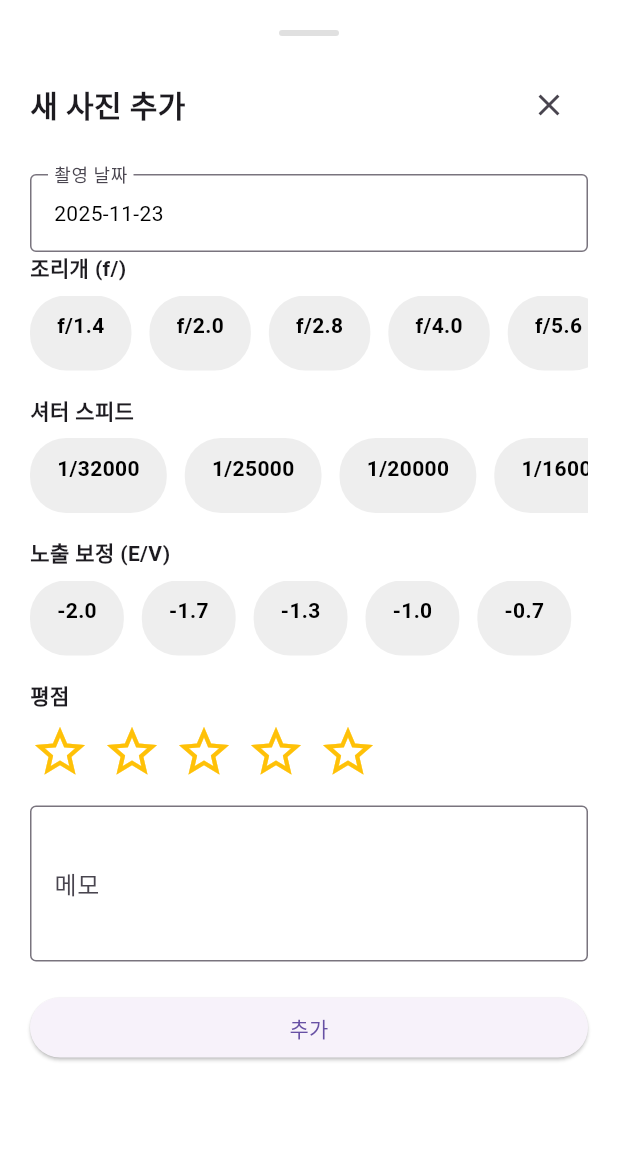
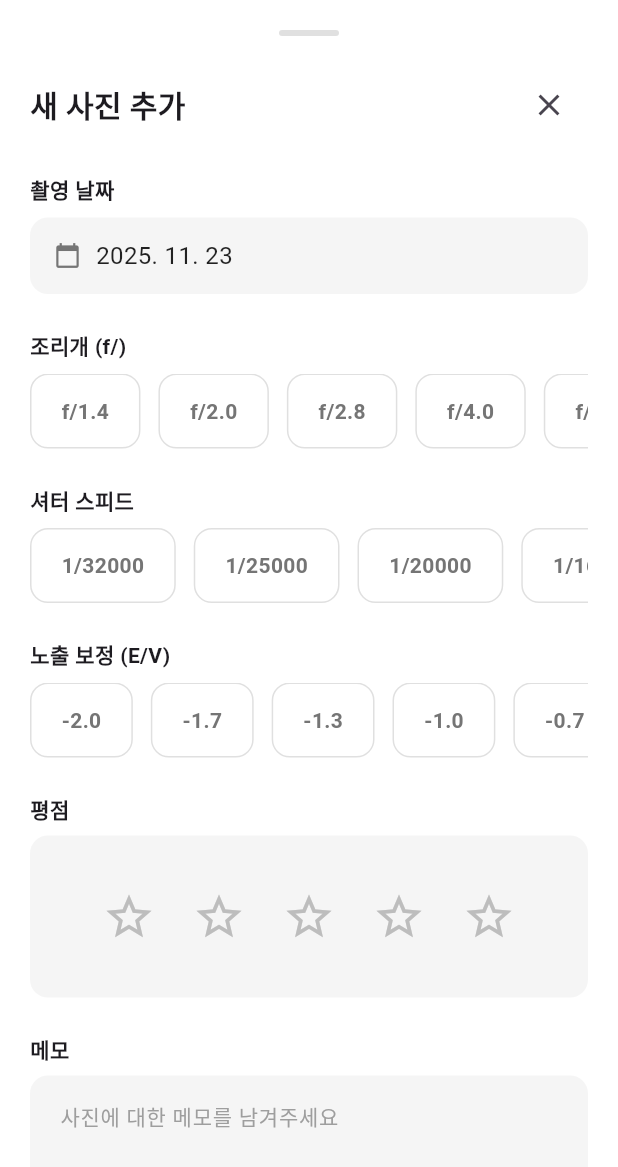
Before and after one commit to Deepbluewarn/record_of_life, a Flutter app: the AddShotBottomSheet widget shown alone on an empty page, opened directly with empty values, on a phone screen of 412 x 824 dp. Shown: the top 1167 px of the screen. Run offline on Flutter 3.47's test engine with Material 3 defaults, Android fonts, the phone set to English and light mode, and no system bars; our stand-ins replace flutter_riverpod.

Commit message:
feat: 사진 상세 페이지 추가 및 사진 수정 기능 구현

```diff
--- a/lib/features/roll/presentation/providers/shot_provider.dart
+++ b/lib/features/roll/presentation/providers/shot_provider.dart
@@ -47,6 +47,12 @@ class ShotNotifier extends AsyncNotifier<ShotState> {
   Future<void> updateShot(Shot shot) async {
     final shotsRepository = ref.read(shotRepositoryProvider);
     await shotsRepository.updateShot(shot);
+
+    state.whenData((currentState) {
+      final shots = currentState.shots.where((s) => s.id != shot.id);
+      final updatedShots = [...shots, shot];
+      state = AsyncValue.data(ShotState(shots: updatedShots));
+    });
   }
 }
 
--- a/lib/shared/widgets/bottom_sheets/add_shot_bottom_sheet.dart
+++ b/lib/shared/widgets/bottom_sheets/add_shot_bottom_sheet.dart
@@ -1,12 +1,8 @@
 import 'package:flutter/material.dart';
-import 'package:flutter/services.dart';
 import 'package:flutter_riverpod/flutter_riverpod.dart';
-import 'package:record_of_life/domain/enums/aperture.dart';
-import 'package:record_of_life/domain/enums/exposure_comp.dart';
-import 'package:record_of_life/domain/enums/shutter_speed.dart';
 import 'package:record_of_life/features/roll/presentation/providers/forms/new_shot_form_provider.dart';
 import 'package:record_of_life/features/roll/presentation/providers/shot_provider.dart';
-import 'package:record_of_life/shared/widgets/horizontal_selector.dart';
+import 'package:record_of_life/shared/widgets/forms/shot_form.dart';
 
 class AddShotBottomSheet extends ConsumerWidget {
   final String rollId;
@@ -15,7 +11,7 @@ class AddShotBottomSheet extends ConsumerWidget {
 
   @override
   Widget build(BuildContext context, WidgetRef ref) {
-    final shotFormProvider = ref.watch(newShotFormProvider);
+    final shotFormProvider = ref.watch(newShotFormProvider(null));
     return GestureDetector(
       onTap: () {
         FocusScope.of(context).unfocus();
@@ -66,136 +62,36 @@ class AddShotBottomSheet extends ConsumerWidget {
 
                 SizedBox(height: 20),
 
-                // 날짜 선택
-                InkWell(
-                  onTap: () async {
-                    final picked = await showDatePicker(
-                      context: context,
-                      initialDate: shotFormProvider.date ?? DateTime.now(),
-                      firstDate: DateTime(2000),
-                      lastDate: DateTime(2100),
-                    );
-                    if (picked != null) {
-                      ref.read(newShotFormProvider.notifier).setDate(picked);
-                    }
-                  },
-                  child: InputDecorator(
-                    decoration: InputDecoration(
-                      labelText: '촬영 날짜',
-                      border: OutlineInputBorder(),
-                    ),
-                    child: Text(
-                      shotFormProvider.date != null
-                          ? '${shotFormProvider.date!.year}-${shotFormProvider.date!.month.toString().padLeft(2, '0')}-${shotFormProvider.date!.day.toString().padLeft(2, '0')}'
-                          : '날짜를 선택하세요',
-                      style: TextStyle(
-                        color: shotFormProvider.date != null
-                            ? Colors.black
-                            : Colors.grey,
-                      ),
-                    ),
-                  ),
-                ),
-                // 조리개
-                HorizontalSelector<Aperture>(
-                  title: '조리개 (f/)',
-                  items: Aperture.values,
-                  selectedItem: shotFormProvider.aperture,
-                  labelBuilder: (aperture) => 'f/${aperture.value}',
-                  onSelected: (aperture) {
-                    ref
-                        .read(newShotFormProvider.notifier)
-                        .setAperture(aperture);
-                  },
-                ),
-                SizedBox(height: 16),
+                // 입력 폼
+                ShotForm(),
 
-                // 셔터 스피드
-                HorizontalSelector<ShutterSpeed>(
-                  title: '셔터 스피드',
-                  items: ShutterSpeed.values,
-                  selectedItem: shotFormProvider.shutterSpeed,
-                  labelBuilder: (shutterSpeed) => shutterSpeed.label,
-                  onSelected: (shutterSpeed) {
-                    ref
-                        .read(newShotFormProvider.notifier)
-                        .setShutterSpeed(shutterSpeed);
-                  },
-                ),
-                SizedBox(height: 16),
-
-                // 노출 보정
-                HorizontalSelector<ExposureComp>(
-                  title: '노출 보정 (E/V)',
-                  items: ExposureComp.values,
-                  selectedItem: shotFormProvider.exposureComp,
-                  labelBuilder: (exposureComp) => exposureComp.label,
-                  onSelected: (exposureComp) {
-                    ref
-                        .read(newShotFormProvider.notifier)
-                        .setExposureComp(exposureComp);
-                  },
-                ),
-                SizedBox(height: 16),
-
-                // 평점
-                Column(
-                  crossAxisAlignment: CrossAxisAlignment.start,
-                  children: [
-                    Text('평점', style: TextStyle(fontWeight: FontWeight.bold)),
-                    SizedBox(height: 8),
-                    Row(
-                      children: List.generate(5, (index) {
-                        final starRating = index + 1;
-                        final isSelected =
-                            shotFormProvider.rating != null &&
-                            starRating <= shotFormProvider.rating!;
-                        return GestureDetector(
-                          onTap: () {
-                            ref
-                                .read(newShotFormProvider.notifier)
-                                .setRating(starRating);
-                            HapticFeedback.selectionClick();
-                          },
-                          child: Padding(
-                            padding: EdgeInsets.only(right: 8),
-                            child: Icon(
-                              isSelected ? Icons.star : Icons.star_border,
-                              color: Colors.amber,
-                              size: 40,
-                            ),
-                          ),
-                        );
-                      }),
-                    ),
-                  ],
-                ),
-                SizedBox(height: 16),
-
-                // 메모
-                TextField(
-                  onChanged: (value) {
-                    ref.read(newShotFormProvider.notifier).setNote(value);
-                  },
-                  decoration: InputDecoration(
-                    labelText: '메모',
-                    hintText: '컷에 대한 메모',
-                    border: OutlineInputBorder(),
-                  ),
-                  maxLines: 3,
-                ),
-                SizedBox(height: 20),
+                SizedBox(height: 32),
 
                 SizedBox(
                   width: double.infinity,
+                  height: 56,
                   child: ElevatedButton(
                     onPressed: () {
                       final shot = shotFormProvider.toShot(rollId: rollId);
                       ref.read(shotProvider(rollId).notifier).addShot(shot);
-                      ref.read(newShotFormProvider.notifier).reset();
+                      ref.read(newShotFormProvider(null).notifier).reset();
                       Navigator.pop(context);
                     },
-                    child: Text('추가'),
+                    style: ElevatedButton.styleFrom(
+                      backgroundColor: Colors.black,
+                      foregroundColor: Colors.white,
+                      shape: RoundedRectangleBorder(
+                        borderRadius: BorderRadius.circular(16),
+                      ),
+                      elevation: 0,
+                    ),
+                    child: Text(
+                      '사진 추가하기',
+                      style: TextStyle(
+                        fontSize: 16,
+                        fontWeight: FontWeight.bold,
+                      ),
+                    ),
                   ),
                 ),
               ],
--- /dev/null
+++ b/lib/shared/widgets/forms/shot_form.dart
@@ -0,0 +1,176 @@
+import 'package:flutter/material.dart';
+import 'package:flutter/services.dart';
+import 'package:flutter_riverpod/flutter_riverpod.dart';
+import 'package:record_of_life/domain/enums/aperture.dart';
+import 'package:record_of_life/domain/enums/exposure_comp.dart';
+import 'package:record_of_life/domain/enums/shutter_speed.dart';
+import 'package:record_of_life/domain/models/shot.dart';
+import 'package:record_of_life/features/roll/presentation/providers/forms/new_shot_form_provider.dart';
+import 'package:record_of_life/shared/widgets/horizontal_selector.dart';
+
+class ShotForm extends ConsumerWidget {
+  final Shot? shot;
+  const ShotForm({super.key, this.shot});
+
+  @override
+  Widget build(BuildContext context, WidgetRef ref) {
+    final shotFormProvider = ref.watch(newShotFormProvider(shot));
+
+    return Column(
+      crossAxisAlignment: CrossAxisAlignment.start,
+      children: [
+        // 날짜 선택
+        Text('촬영 날짜', style: TextStyle(fontWeight: FontWeight.bold)),
+        SizedBox(height: 8),
+        InkWell(
+          onTap: () async {
+            final picked = await showDatePicker(
+              context: context,
+              initialDate: shotFormProvider.date ?? DateTime.now(),
+              firstDate: DateTime(2000),
+              lastDate: DateTime(2100),
+              builder: (context, child) {
+                return Theme(
+                  data: Theme.of(context).copyWith(
+                    colorScheme: ColorScheme.light(
+                      primary: Colors.black,
+                      onPrimary: Colors.white,
+                      onSurface: Colors.black,
+                    ),
+                  ),
+                  child: child!,
+                );
+              },
+            );
+            if (picked != null) {
+              ref.read(newShotFormProvider(shot).notifier).setDate(picked);
+            }
+          },
+          borderRadius: BorderRadius.circular(12),
+          child: Container(
+            width: double.infinity,
+            padding: EdgeInsets.symmetric(horizontal: 16, vertical: 14),
+            decoration: BoxDecoration(
+              color: Colors.grey[100],
+              borderRadius: BorderRadius.circular(12),
+            ),
+            child: Row(
+              children: [
+                Icon(Icons.calendar_today, size: 18, color: Colors.grey[600]),
+                SizedBox(width: 10),
+                Text(
+                  shotFormProvider.date != null
+                      ? '${shotFormProvider.date!.year}. ${shotFormProvider.date!.month.toString().padLeft(2, '0')}. ${shotFormProvider.date!.day.toString().padLeft(2, '0')}'
+                      : '날짜 선택',
+                  style: TextStyle(fontSize: 16, color: Colors.black87),
+                ),
+              ],
+            ),
+          ),
+        ),
+        SizedBox(height: 24),
+
+        // 조리개
+        HorizontalSelector<Aperture>(
+          title: '조리개 (f/)',
+          items: Aperture.values,
+          selectedItem: shotFormProvider.aperture,
+          labelBuilder: (aperture) => 'f/${aperture.value}',
+          onSelected: (aperture) {
+            ref.read(newShotFormProvider(shot).notifier).setAperture(aperture);
+          },
+        ),
+        SizedBox(height: 24),
+
+        // 셔터 스피드
+        HorizontalSelector<ShutterSpeed>(
+          title: '셔터 스피드',
+          items: ShutterSpeed.values,
+          selectedItem: shotFormProvider.shutterSpeed,
+          labelBuilder: (shutterSpeed) => shutterSpeed.label,
+          onSelected: (shutterSpeed) {
+            ref
+                .read(newShotFormProvider(shot).notifier)
+                .setShutterSpeed(shutterSpeed);
+          },
+        ),
+        SizedBox(height: 24),
+
+        // 노출 보정
+        HorizontalSelector<ExposureComp>(
+          title: '노출 보정 (E/V)',
+          items: ExposureComp.values,
+          selectedItem: shotFormProvider.exposureComp,
+          labelBuilder: (exposureComp) => exposureComp.label,
+          onSelected: (exposureComp) {
+            ref
+                .read(newShotFormProvider(shot).notifier)
+                .setExposureComp(exposureComp);
+          },
+        ),
+        SizedBox(height: 24),
+
+        // 평점
+        Text('평점', style: TextStyle(fontWeight: FontWeight.bold)),
+        SizedBox(height: 8),
+        Container(
+          width: double.infinity,
+          padding: EdgeInsets.symmetric(vertical: 24),
+          decoration: BoxDecoration(
+            color: Colors.grey[100],
+            borderRadius: BorderRadius.circular(12),
+          ),
+          clipBehavior: Clip.hardEdge,
+          child: Row(
+            mainAxisAlignment: MainAxisAlignment.center,
+            children: List.generate(5, (index) {
+              final starRating = index + 1;
+              final isSelected =
+                  shotFormProvider.rating != null &&
+                  starRating <= shotFormProvider.rating!;
+              return GestureDetector(
+                onTap: () {
+                  ref
+                      .read(newShotFormProvider(shot).notifier)
+                      .setRating(starRating);
+                  HapticFeedback.selectionClick();
+                },
+                child: Container(
+                  padding: EdgeInsets.symmetric(horizontal: 12, vertical: 12),
+                  child: Icon(
+                    isSelected ? Icons.star : Icons.star_border,
+                    color: isSelected ? Colors.amber : Colors.grey[400],
+                    size: 36,
+                  ),
+                ),
+              );
+            }),
+          ),
+        ),
+        SizedBox(height: 24),
+
+        // 메모
+        Text('메모', style: TextStyle(fontWeight: FontWeight.bold)),
+        SizedBox(height: 8),
+        TextField(
+          onChanged: (value) {
+            ref.read(newShotFormProvider(shot).notifier).setNote(value);
+          },
+          decoration: InputDecoration(
+            hintText: '사진에 대한 메모를 남겨주세요',
+            hintStyle: TextStyle(color: Colors.grey[500], fontSize: 14),
+            filled: true,
+            fillColor: Colors.grey[100],
+            border: OutlineInputBorder(
+              borderRadius: BorderRadius.circular(12),
+              borderSide: BorderSide.none,
+            ),
+            contentPadding: EdgeInsets.all(16),
+          ),
+          maxLines: 3,
+          style: TextStyle(fontSize: 16),
+        ),
+      ],
+    );
+  }
+}
--- a/lib/shared/widgets/horizontal_selector.dart
+++ b/lib/shared/widgets/horizontal_selector.dart
@@ -39,19 +39,24 @@ class HorizontalSelector<T> extends StatelessWidget {
                   HapticFeedback.selectionClick();
                 },
                 child: Container(
-                  padding: EdgeInsets.symmetric(horizontal: 18, vertical: 10),
+                  padding: EdgeInsets.symmetric(horizontal: 20),
+                  alignment: Alignment.center,
                   decoration: BoxDecoration(
-                    color: isSelected ? Colors.black : Colors.grey[200],
-                    borderRadius: BorderRadius.circular(24),
-                    border: isSelected
-                        ? Border.all(color: Colors.black, width: 2)
-                        : null,
+                    color: isSelected
+                        ? Colors.black.withAlpha(15)
+                        : Colors.white,
+                    borderRadius: BorderRadius.circular(12),
+                    border: Border.all(
+                      color: isSelected ? Colors.black : Colors.grey[300]!,
+                      width: isSelected ? 2 : 1,
+                    ),
                   ),
                   child: Text(
                     labelBuilder(item),
                     style: TextStyle(
-                      color: isSelected ? Colors.white : Colors.black,
-                      fontWeight: FontWeight.bold,
+                      color: isSelected ? Colors.black : Colors.grey[600],
+                      fontWeight: FontWeight.w600,
+                      fontSize: 14,
                     ),
                   ),
                 ),
```
Also changed, not shown: lib/features/roll/presentation/pages/picture_detail.dart (added, +125 -0 lines), lib/features/roll/presentation/pages/roll_details.dart (+24 -1 lines), lib/features/roll/presentation/providers/forms/new_roll_form_provider.dart (+12 -12 lines), lib/features/roll/presentation/providers/forms/new_shot_form_provider.dart (+21 -4 lines).
